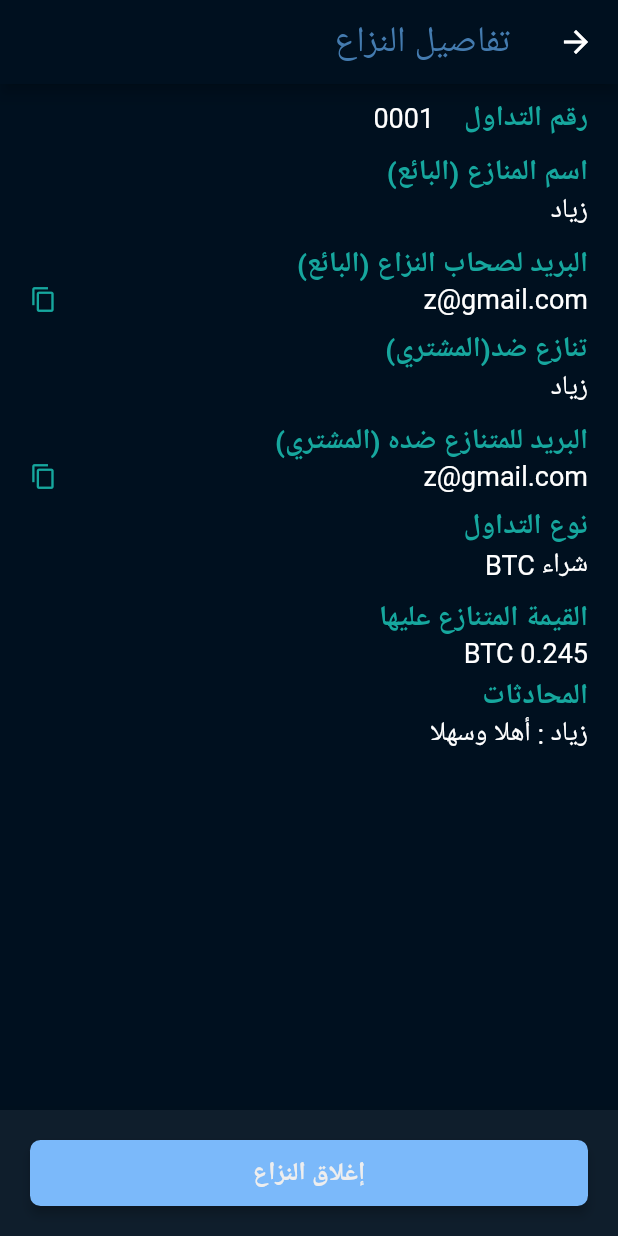
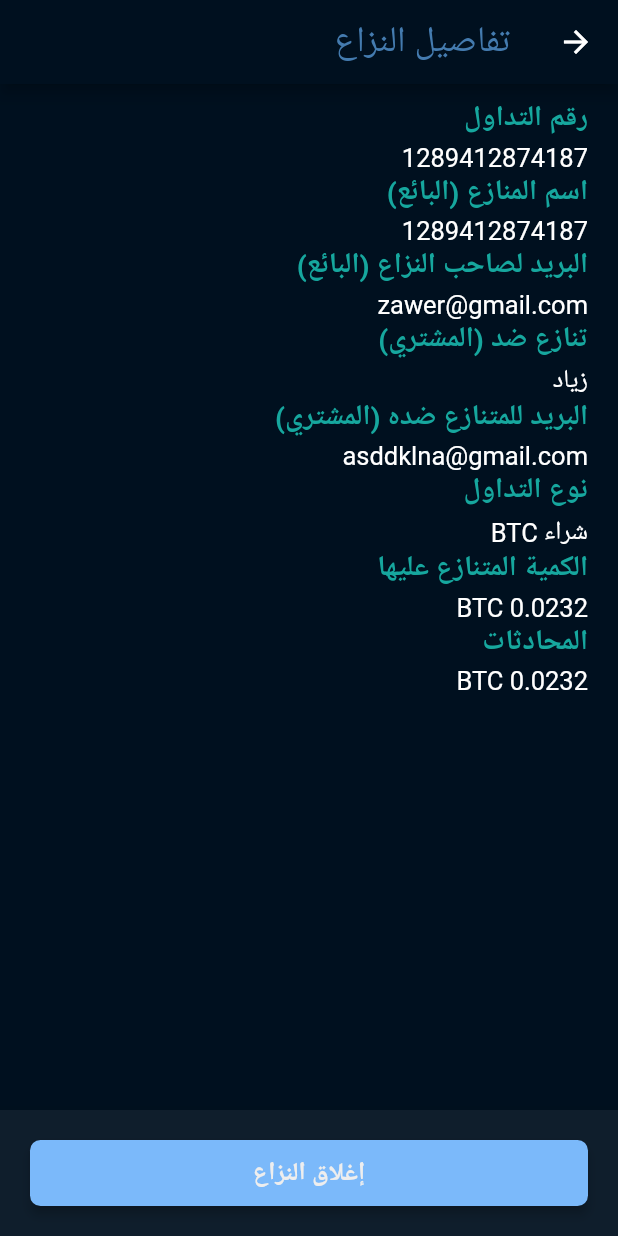
Before and after one commit to Abdulaziz4/aomlah, a Flutter app: the DisputeDetailsView screen opened by its route, on a phone screen of 412 x 824 dp. Run offline on Flutter 3.47's test engine with Material 2 defaults, Android fonts, the phone set to English and light mode, and no system bars; our stand-ins replace carousel_slider, circular_countdown_timer, firebase_core, flutter_spinkit, flutter_staggered_animations, flutter_svg and 8 more; missing offline and left inert: clipboard, confirm_dialog, ecdsa, elliptic, interactive_chart, syncfusion_flutter_core; accounts and stored records are empty; network calls fail; Roboto replaces fonts that are missing (Cairo).

Commit message:
Polish dispute details

```diff
--- a/lib/ui/views/admin_dashoard/dispute_details/components/dispute_section.dart
+++ b/lib/ui/views/admin_dashoard/dispute_details/components/dispute_section.dart
@@ -14,16 +14,18 @@ class DisputeSection extends StatelessWidget {
   @override
   Widget build(BuildContext context) {
     return Column(
+      crossAxisAlignment: CrossAxisAlignment.start,
       children: [
         Text(
           title,
           style: Constants.largeText.copyWith(
             color: Constants.primaryColor,
             fontWeight: FontWeight.bold,
+            fontSize: 19,
           ),
         ),
         SizedBox(
-          height: 7,
+          height: 3,
         ),
         content,
       ],
--- a/lib/ui/views/admin_dashoard/dispute_details/dispute_details_view.dart
+++ b/lib/ui/views/admin_dashoard/dispute_details/dispute_details_view.dart
@@ -1,3 +1,4 @@
+import 'package:aomlah/ui/views/admin_dashoard/dispute_details/components/dispute_section.dart';
 import 'package:flutter/material.dart';
 import 'package:flutter/services.dart';
 import '../../../../core/app/utils/constants.dart';
@@ -19,84 +20,95 @@ class _DisputeDetailsViewState extends State<DisputeDetailsView> {
         appBar: AppBar(
           title: Text("تفاصيل النزاع"),
         ),
-        bottomNavigationBar: BottomAppBar(
-          color: Constants.black2dp,
-          child: Container(
-            height: 84,
-            padding: EdgeInsets.all(20),
-            decoration: BoxDecoration(
-              color: Constants.black2dp,
-            ),
-            child: CustomButton(
-              onPressed: () {},
-              text: 'إغلاق النزاع',
-              color: Color(0xFF7BB9FA),
-              height: 45,
-            ),
-          ),
-        ),
+        bottomNavigationBar: buildBottomButtom(),
         body: Column(
+          crossAxisAlignment: CrossAxisAlignment.start,
           children: [
+            SizedBox(width: double.infinity),
             Padding(
               padding: EdgeInsets.symmetric(horizontal: 20, vertical: 10),
               child: Column(
+                crossAxisAlignment: CrossAxisAlignment.start,
                 children: [
-                  Padding(
-                    padding: EdgeInsets.only(bottom: 5),
-                    child: Row(
-                      mainAxisAlignment: MainAxisAlignment.start,
-                      children: [
-                        Text(
-                          "رقم التداول",
-                          style: Constants.mediumText.copyWith(
-                              color: Constants.primaryColor,
-                              fontWeight: FontWeight.bold),
-                        ),
-                        SizedBox(
-                          width: 20,
-                        ),
-                        Text("0001",
-                            style:
-                                TextStyle(color: Colors.white, fontSize: 18)),
-                      ],
+                  DisputeSection(
+                    title: "رقم التداول",
+                    content: Text(
+                      "1289412874187",
+                      style: Constants.smallText,
                     ),
                   ),
-                  ItemCard(
-                    "اسم المنازع (البائع)",
-                    "زياد",
+                  DisputeSection(
+                    title: "اسم المنازع (البائع)",
+                    content: Text(
+                      "1289412874187",
+                      style: Constants.smallText,
+                    ),
                   ),
-                  ItemCard(
-                    "البريد لصحاب النزاع (البائع)",
-                    "z@gmail.com",
-                    copy: true,
+                  DisputeSection(
+                    title: "البريد لصاحب النزاع (البائع)",
+                    content: Text(
+                      "zawer@gmail.com",
+                      style: Constants.smallText,
+                    ),
                   ),
-                  ItemCard("تنازع ضد(المشتري)", "زياد"),
-                  ItemCard(
-                    "البريد للمتنازع ضده (المشتري)",
-                    "z@gmail.com",
-                    copy: true,
+                  DisputeSection(
+                    content: Text(
+                      "زياد",
+                      style: Constants.smallText,
+                    ),
+                    title: "تنازع ضد (المشتري)",
                   ),
-                  ItemCard("نوع التداول", "شراء BTC"),
-                  ItemCard("القيمة المتنازع عليها", "0.245 BTC"),
-                  Row(
-                    children: [
-                      Text(
-                        "المحادثات",
-                        style: Constants.mediumText.copyWith(
-                            color: Constants.primaryColor,
-                            fontWeight: FontWeight.bold),
-                      ),
-                    ],
+                  DisputeSection(
+                    content: Text(
+                      "asddklna@gmail.com",
+                      style: Constants.smallText,
+                    ),
+                    title: "البريد للمتنازع ضده (المشتري)",
                   ),
-                  Row(
-                    children: [
-                      convCard("زياد", "أهلا وسهلا"),
-                    ],
-                  )
+                  DisputeSection(
+                    title: "نوع التداول",
+                    content: Text(
+                      "شراء BTC",
+                      style: Constants.smallText,
+                    ),
+                  ),
+                  DisputeSection(
+                    title: "الكمية المتنازع عليها",
+                    content: Text(
+                      "0.0232 BTC",
+                      style: Constants.smallText,
+                    ),
+                  ),
+                  DisputeSection(
+                    title: "المحادثات",
+                    content: Text(
+                      "0.0232 BTC",
+                      style: Constants.smallText,
+                    ),
+                  ),
                 ],
               ),
             ),
           ],
+        ),
+      ),
+    );
+  }
+
+  BottomAppBar buildBottomButtom() {
+    return BottomAppBar(
+      color: Constants.black2dp,
+      child: Container(
+        height: 84,
+        padding: EdgeInsets.all(20),
+        decoration: BoxDecoration(
+          color: Constants.black2dp,
+        ),
+        child: CustomButton(
+          onPressed: () {},
+          text: 'إغلاق النزاع',
+          color: Color(0xFF7BB9FA),
+          height: 45,
         ),
       ),
     );
```
